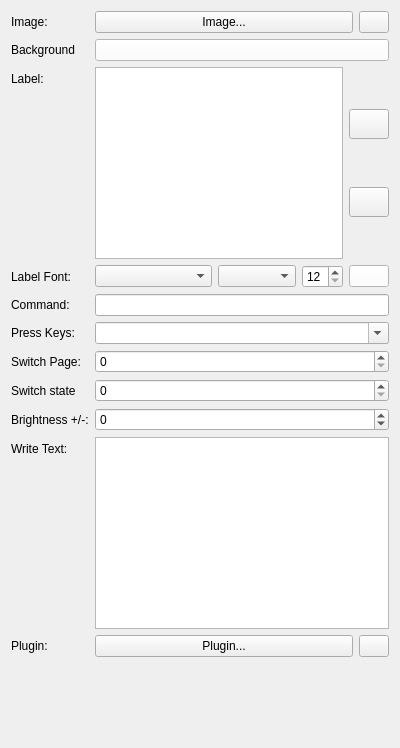
Above: streamdeck_ui/button.ui from streamdeck-linux-gui/streamdeck-linux-gui before the change. Below: the same form after it.
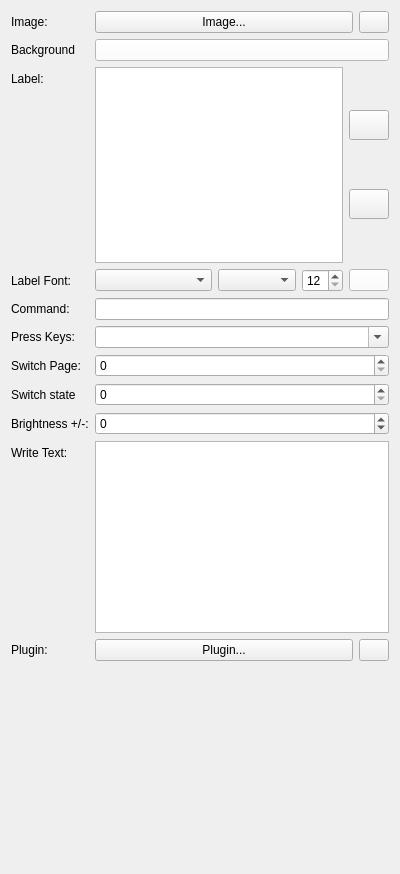
That is the form after the change. Icons and pictures are not drawn.

Commit message: feat: Added autoloading of plugins after a device gets connected Changed button.ui/ui_button.py so that the PluginFrom Widget is bigger and displays nicer Added some UI to demo_plugin.py for testing

The edit to the form file:
```diff
--- a/streamdeck_ui/button.ui
+++ b/streamdeck_ui/button.ui
@@ -7,7 +7,7 @@
     <x>0</x>
     <y>0</y>
     <width>400</width>
-    <height>748</height>
+    <height>874</height>
    </rect>
   </property>
   <property name="sizePolicy">
@@ -1281,22 +1281,6 @@
      </property>
     </widget>
    </item>
-   <item row="11" column="1">
-    <widget class="QWidget" name="PluginForm" native="true">
-     <property name="sizePolicy">
-      <sizepolicy hsizetype="Expanding" vsizetype="Expanding">
-       <horstretch>0</horstretch>
-       <verstretch>0</verstretch>
-      </sizepolicy>
-     </property>
-     <property name="minimumSize">
-      <size>
-       <width>0</width>
-       <height>0</height>
-      </size>
-     </property>
-    </widget>
-   </item>
    <item row="8" column="1">
     <widget class="QSpinBox" name="change_brightness">
      <property name="minimum">
@@ -1345,6 +1329,22 @@
      </property>
     </widget>
    </item>
+   <item row="11" column="0" colspan="2">
+    <widget class="QWidget" name="PluginForm" native="true">
+     <property name="sizePolicy">
+      <sizepolicy hsizetype="Expanding" vsizetype="Expanding">
+       <horstretch>0</horstretch>
+       <verstretch>0</verstretch>
+      </sizepolicy>
+     </property>
+     <property name="minimumSize">
+      <size>
+       <width>0</width>
+       <height>0</height>
+      </size>
+     </property>
+    </widget>
+   </item>
   </layout>
  </widget>
  <resources>
```
The commit also changes 3 other files.
